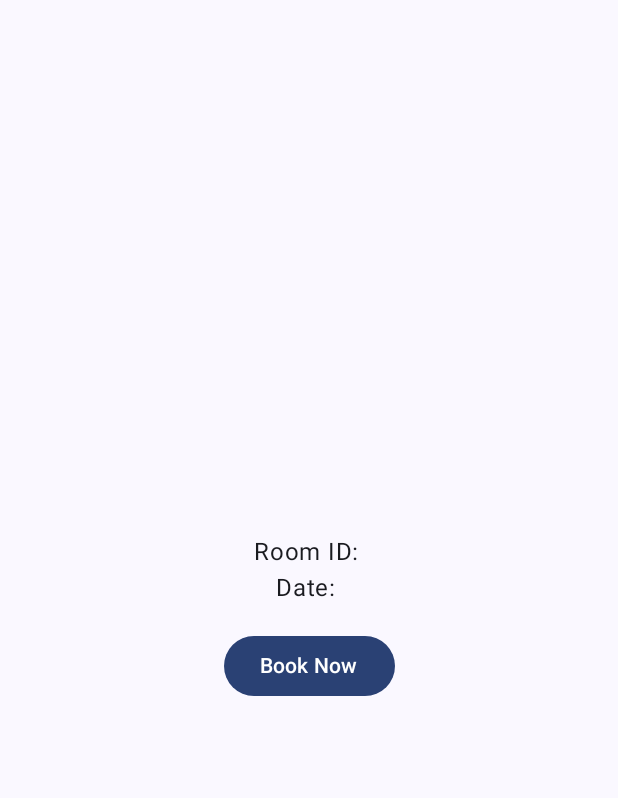
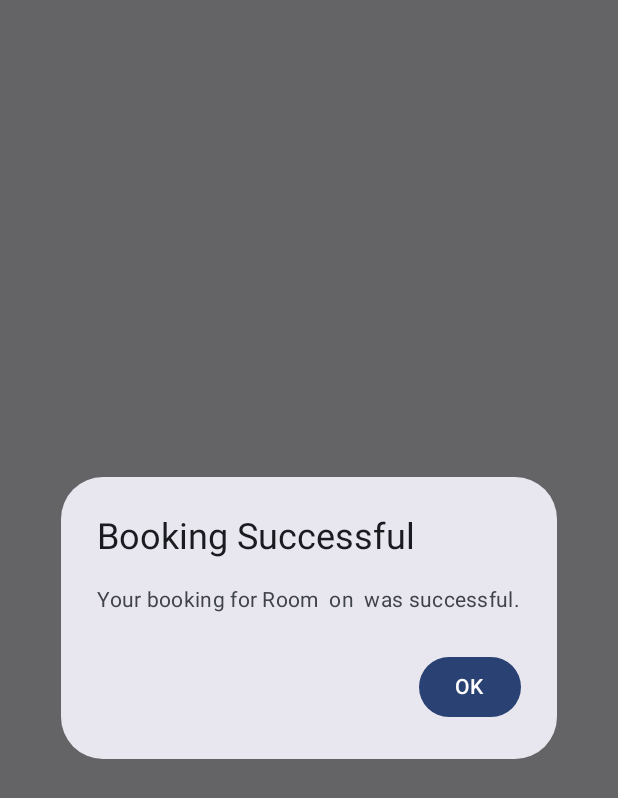
Before and after one commit to Harjappan-Singh/Room_Booking_Android, an Android app built with Jetpack Compose: the composable ConfirmBookingScreen called with empty values, after a tap on "Book Now", on a phone screen of 412 x 824 dp. Shown: the top 798 px of the screen. Run offline under Robolectric (Android 15) with nearby library versions, the light colour scheme and no system bars.

Commit message:
:zap: Successful Booking Prompt and Redirection

```diff
--- a/app/src/main/java/com/example/roombooking/navigation/MainApp.kt
+++ b/app/src/main/java/com/example/roombooking/navigation/MainApp.kt
@@ -146,10 +146,36 @@
                         studentId = studentId,
                         onBookRoom = { selectedRoomId, selectedDate, studentId ->
                             roomViewModel.bookRoom(selectedRoomId, selectedDate, studentId)
-                        }
+                        },
+                        navController = navController // Pass NavController
                     )
                 }
             }
         }
+
+//        composable(
+//            route = "confirmBooking/{roomId}/{date}",
+//            arguments = listOf(
+//                navArgument("roomId") { type = NavType.StringType },
+//                navArgument("date") { type = NavType.StringType }
+//            )
+//        ) { backStackEntry ->
+//            val roomId = backStackEntry.arguments?.getString("roomId") ?: ""
+//            val date = backStackEntry.arguments?.getString("date") ?: ""
+//            Scaffold(
+//                bottomBar = { BottomNavigationBar(navController) }
+//            ) { contentPadding ->
+//                Box(modifier = Modifier.padding(contentPadding)) {
+//                    ConfirmBookingScreen(
+//                        roomId = roomId,
+//                        date = date,
+//                        studentId = studentId,
+//                        onBookRoom = { selectedRoomId, selectedDate, studentId ->
+//                            roomViewModel.bookRoom(selectedRoomId, selectedDate, studentId)
+//                        }
+//                    )
+//                }
+//            }
+//        }
     }
 }
--- a/app/src/main/java/com/example/roombooking/view/RoomConfirmationScreen.kt
+++ b/app/src/main/java/com/example/roombooking/view/RoomConfirmationScreen.kt
@@ -7,20 +7,29 @@
 import androidx.compose.foundation.layout.fillMaxSize
 import androidx.compose.foundation.layout.height
 import androidx.compose.foundation.layout.padding
+import androidx.compose.material3.AlertDialog
 import androidx.compose.material3.Button
 import androidx.compose.material3.Text
 import androidx.compose.runtime.Composable
+import androidx.compose.runtime.getValue
+import androidx.compose.runtime.mutableStateOf
+import androidx.compose.runtime.remember
+import androidx.compose.runtime.setValue
 import androidx.compose.ui.Alignment
 import androidx.compose.ui.Modifier
 import androidx.compose.ui.unit.dp
+import androidx.navigation.NavController
 
 @Composable
 fun ConfirmBookingScreen(
     roomId: String,
     date: String,
     studentId: String, // Pass the logged-in student ID
-    onBookRoom: (String, String, String) -> Unit
+    onBookRoom: (String, String, String) -> Unit,
+    navController: NavController // Pass the NavController for navigation
 ) {
+    var showDialog by remember { mutableStateOf(false) }
+
     Box(
         modifier = Modifier
             .fillMaxSize()
@@ -36,9 +45,31 @@
 
             Spacer(modifier = Modifier.height(16.dp))
 
-            Button(onClick = { onBookRoom(roomId, date, studentId) }) {
+            Button(onClick = {
+                onBookRoom(roomId, date, studentId)
+                showDialog = true // Show success dialog
+            }) {
                 Text(text = "Book Now")
             }
         }
     }
+
+    // Show success dialog
+    if (showDialog) {
+        AlertDialog(
+            onDismissRequest = { /* Do nothing to prevent accidental dismissal */ },
+            title = { Text("Booking Successful") },
+            text = { Text("Your booking for Room $roomId on $date was successful.") },
+            confirmButton = {
+                Button(onClick = {
+                    showDialog = false
+                    navController.navigate("home") { // Navigate to HomeScreen
+                        popUpTo("home") { inclusive = true } // Clear backstack
+                    }
+                }) {
+                    Text("OK")
+                }
+            }
+        )
+    }
 }
```
